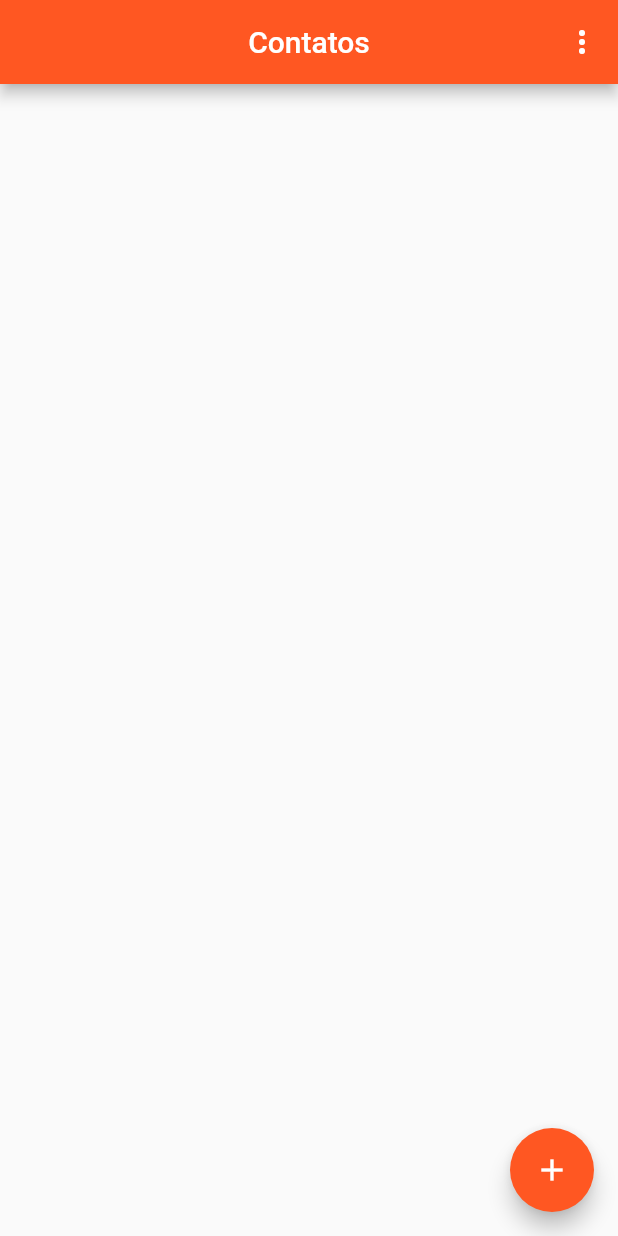
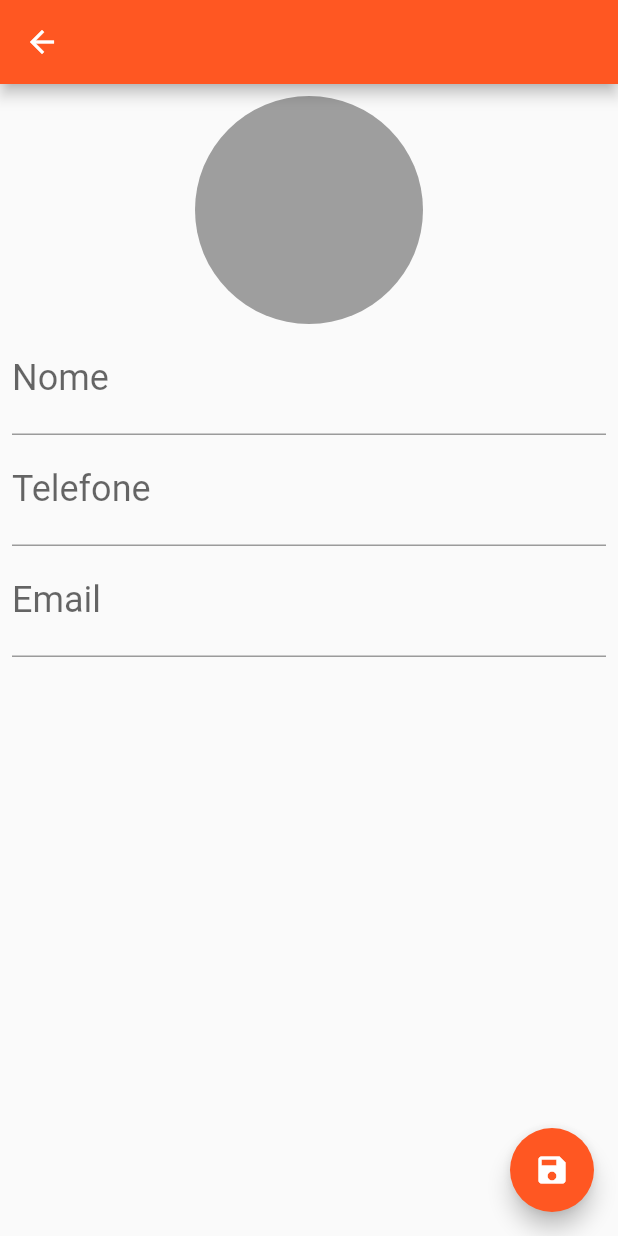
Before and after one commit to gabriel-Oak/Orangenda, a Flutter app: the screen it shows after launch, after a tap on the "add" icon, on a phone screen of 412 x 824 dp. Run offline on Flutter 3.47's test engine with Material 2 defaults, Android fonts, the phone set to English and light mode, and no system bars; our stand-ins replace bloc, equatable, flutter_bloc, mask_text_input_formatter, sqflite; accounts and stored records are empty.

Commit message:
layout contato

```diff
--- /dev/null
+++ b/lib/helpers/fomaters.dart
@@ -0,0 +1,6 @@
+import 'package:mask_text_input_formatter/mask_text_input_formatter.dart';
+
+final MaskTextInputFormatter phoneFormatter = MaskTextInputFormatter(
+  mask: '(##) ####-#####',
+  filter: {"#": RegExp(r'[0-9]')},
+);
--- /dev/null
+++ b/lib/helpers/validators.dart
@@ -0,0 +1,12 @@
+String isEmail(String email) {
+  String p =
+      r'^(([^<>()[\]\\.,;:\s@\"]+(\.[^<>()[\]\\.,;:\s@\"]+)*)|(\".+\"))@((\[[0-9]{1,3}\.[0-9]{1,3}\.[0-9]{1,3}\.[0-9]{1,3}\])|(([a-zA-Z\-0-9]+\.)+[a-zA-Z]{2,}))$';
+  RegExp regExp = new RegExp(p);
+
+  return email.isNotEmpty && regExp.hasMatch(email)
+      ? 'Insira um email valido!'
+      : null;
+}
+
+String isPhone(String phone) =>
+    phone.length < 14 || phone.length > 15 ? 'Este número não é valido' : null;
--- a/lib/main.dart
+++ b/lib/main.dart
@@ -10,7 +10,7 @@ class MyApp extends StatelessWidget {
   @override
   Widget build(BuildContext context) {
     return MaterialApp(
-      title: 'Flutter Agenda',
+      title: 'Orangenda',
       theme: ThemeData(
         primarySwatch: Colors.deepOrange,
         visualDensity: VisualDensity.adaptivePlatformDensity,
--- /dev/null
+++ b/lib/pages/contact/contact_bloc.dart
@@ -0,0 +1,16 @@
+import 'package:flutter_agenda/pages/contact/contact_event.dart';
+import 'package:flutter_agenda/pages/contact/contact_state.dart';
+import 'package:flutter_bloc/flutter_bloc.dart';
+
+class ContactBloc extends Bloc<ContactEvent, ContactState> {
+  ContactBloc() : super(ContactState());
+
+  @override
+  Stream<ContactState> mapEventToState(ContactEvent event) async* {
+    if (event is ChangeNameContact) {
+      yield state.evolute(name: event.name);
+    } else if (event is SaveContact) {
+      yield state.evolute(saving: true);
+    }
+  }
+}
--- /dev/null
+++ b/lib/pages/contact/contact_content.dart
@@ -0,0 +1,78 @@
+import 'package:flutter/material.dart';
+import 'package:flutter_agenda/helpers/fomaters.dart';
+import 'package:flutter_agenda/helpers/validators.dart';
+import 'package:flutter_agenda/pages/contact/contact_bloc.dart';
+import 'package:flutter_agenda/pages/contact/contact_event.dart';
+import 'package:flutter_agenda/pages/contact/contact_state.dart';
+import 'package:flutter_bloc/flutter_bloc.dart';
+
+class ContactContent extends StatelessWidget {
+  final TextEditingController _nameController = TextEditingController();
+  final TextEditingController _phoneController = TextEditingController();
+  final TextEditingController _emailController = TextEditingController();
+  final GlobalKey<FormState> _formKey = GlobalKey<FormState>();
+
+  @override
+  Widget build(BuildContext context) {
+    return BlocBuilder<ContactBloc, ContactState>(
+      builder: (context, state) => Scaffold(
+        appBar: AppBar(
+          title: Text(state.name),
+          centerTitle: true,
+        ),
+        body: SingleChildScrollView(
+          padding: EdgeInsets.all(8),
+          child: Form(
+            key: _formKey,
+            child: Column(
+              crossAxisAlignment: CrossAxisAlignment.stretch,
+              children: <Widget>[
+                GestureDetector(
+                  child: CircleAvatar(
+                    backgroundColor: Colors.grey,
+                    radius: 76,
+                  ),
+                ),
+                TextFormField(
+                  decoration: InputDecoration(
+                    labelText: 'Nome',
+                    labelStyle: TextStyle(fontSize: 24),
+                  ),
+                  style: TextStyle(fontSize: 24),
+                  controller: _nameController,
+                  onChanged: (value) {
+                    context.bloc<ContactBloc>().add(ChangeNameContact(value));
+                  },
+                ),
+                TextFormField(
+                  decoration: InputDecoration(
+                    labelText: 'Telefone',
+                    labelStyle: TextStyle(fontSize: 24),
+                  ),
+                  style: TextStyle(fontSize: 24),
+                  keyboardType: TextInputType.number,
+                  inputFormatters: [phoneFormatter],
+                  validator: isPhone,
+                  controller: _phoneController,
+                ),
+                TextFormField(
+                  decoration: InputDecoration(
+                    labelText: 'Email',
+                    labelStyle: TextStyle(fontSize: 24),
+                  ),
+                  style: TextStyle(fontSize: 24),
+                  validator: isEmail,
+                  controller: _emailController,
+                ),
+              ],
+            ),
+          ),
+        ),
+        floatingActionButton: FloatingActionButton(
+          child: Icon(Icons.save),
+          onPressed: () {},
+        ),
+      ),
+    );
+  }
+}
--- /dev/null
+++ b/lib/pages/contact/contact_event.dart
@@ -0,0 +1,8 @@
+abstract class ContactEvent {}
+
+class SaveContact extends ContactEvent {}
+
+class ChangeNameContact extends ContactEvent {
+  final String name;
+  ChangeNameContact(this.name);
+}
--- /dev/null
+++ b/lib/pages/contact/contact_page.dart
@@ -0,0 +1,19 @@
+import 'package:flutter/material.dart';
+import 'package:flutter_agenda/helpers/contact_helper.dart';
+import 'package:flutter_agenda/pages/contact/contact_bloc.dart';
+import 'package:flutter_agenda/pages/contact/contact_content.dart';
+import 'package:flutter_bloc/flutter_bloc.dart';
+
+class ContactPage extends StatelessWidget {
+  final Contact contact;
+
+  ContactPage({@required this.contact});
+
+  @override
+  Widget build(BuildContext context) {
+    return BlocProvider(
+      create: (context) => ContactBloc(),
+      child: ContactContent(),
+    );
+  }
+}
--- /dev/null
+++ b/lib/pages/contact/contact_state.dart
@@ -0,0 +1,18 @@
+import 'package:equatable/equatable.dart';
+
+class ContactState extends Equatable {
+  final bool saving;
+  final String name;
+
+  ContactState({this.saving = false, this.name = ''});
+
+  ContactState evolute({bool saving, String name}) {
+    return ContactState(
+      saving: saving ?? this.saving,
+      name: name ?? this.name,
+    );
+  }
+
+  @override
+  List<Object> get props => [saving, name];
+}
--- a/lib/pages/home/home_content.dart
+++ b/lib/pages/home/home_content.dart
@@ -2,6 +2,7 @@ import 'dart:io';
 
 import 'package:flutter/material.dart';
 import 'package:flutter_agenda/helpers/contact_helper.dart';
+import 'package:flutter_agenda/pages/contact/contact_page.dart';
 import 'package:flutter_agenda/pages/home/bloc.dart';
 import 'package:flutter_bloc/flutter_bloc.dart';
 
@@ -84,8 +85,19 @@ class HomeContent extends StatelessWidget {
       ),
       floatingActionButton: FloatingActionButton(
         child: Icon(Icons.add),
-        onPressed: () {},
+        onPressed: () => _navigateToContact(context),
       ),
     );
   }
+
+  Future _navigateToContact(BuildContext context, {Contact contact}) async {
+    final bool contactSaved = await Navigator.push(
+      context,
+      MaterialPageRoute(
+        builder: (context) => ContactPage(contact: contact),
+      ),
+    );
+
+    if (contactSaved) context.bloc<HomeBloc>().add(GetContacts());
+  }
 }
--- a/lib/pages/home/home_events.dart
+++ b/lib/pages/home/home_events.dart
@@ -1,15 +1,3 @@
-import 'package:flutter/cupertino.dart';
-
-enum HomeTypes { getContacts }
-
-abstract class HomeEvent {
-  // final dynamic payload;
-  // HomeTypes _type;
-  // HomeTypes get type => _type;
-
-  // HomeEvent.getContacts({this.payload}) {
-  //   this._type = HomeTypes.getContacts;
-  // }
-}
+abstract class HomeEvent {}
 
 class GetContacts extends HomeEvent {}
--- a/lib/pages/home/home_state.dart
+++ b/lib/pages/home/home_state.dart
@@ -1,8 +1,8 @@
-import 'package:flutter/cupertino.dart';
+import 'package:flutter/material.dart';
 import 'package:flutter_agenda/helpers/contact_helper.dart';
 
 class HomeState {
-  bool loading = false;
+  final bool loading;
   final List<Contact> contactList;
 
   HomeState({@required this.contactList, this.loading = false});
--- a/pubspec.yaml
+++ b/pubspec.yaml
@@ -17,6 +17,8 @@ dependencies:
   bloc: ^6.0.1
   flutter_bloc: ^6.0.1
   path_provider: ^1.6.11
+  mask_text_input_formatter: ^1.0.7
+  equatable: ^1.2.3
 
 dev_dependencies:
   flutter_test:
```
Also changed, not shown: pubspec.lock.
